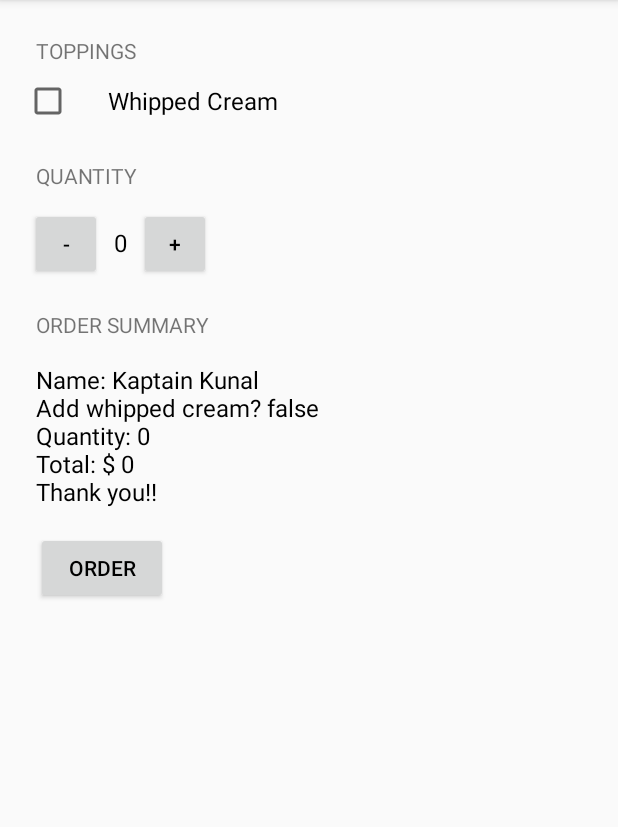
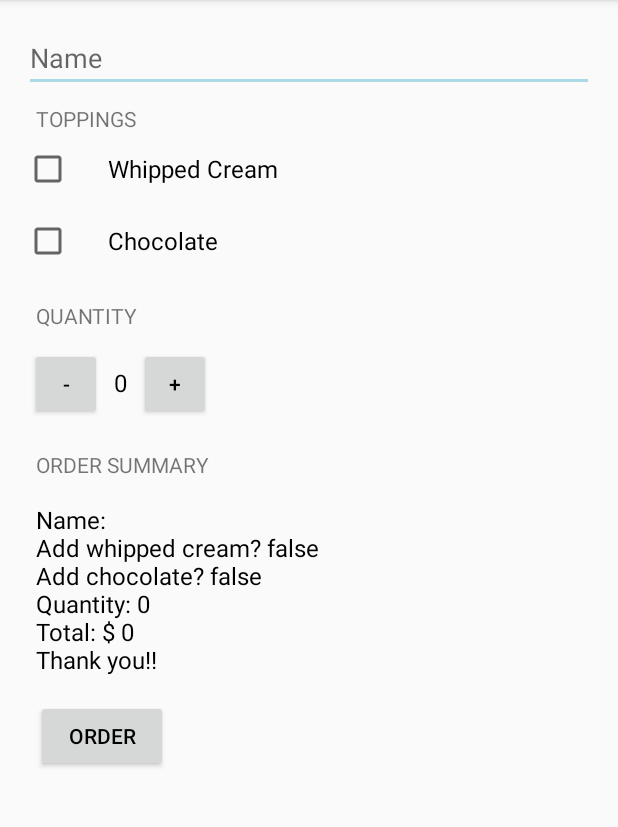
Before and after one commit to KKatus/Interactive2, an Android app: the screen it shows after launch (MainActivity), after a tap on "ORDER", on a phone screen of 412 x 824 dp, the part 84-911 px from its top. Run offline under Robolectric (Android 15) with nearby library versions, the phone set to English and light mode, and no system bars.

Commit message:
Added Editable Text view to Store a cutomers name

```diff
--- a/app/src/main/java/com/example/interactive2/MainActivity.java
+++ b/app/src/main/java/com/example/interactive2/MainActivity.java
@@ -3,8 +3,10 @@ package com.example.interactive2;
 import androidx.appcompat.app.AppCompatActivity;
 
 import android.os.Bundle;
+import android.text.Editable;
 import android.view.View;
 import android.widget.CheckBox;
+import android.widget.EditText;
 import android.widget.TextView;
 
 import java.text.NumberFormat;
@@ -30,14 +32,26 @@ public class MainActivity extends AppCompatActivity {
 
         int price = calculatePrice();
 
+        // Figure out if the user wants whipped cream topping
         CheckBox whippedCreamCheckBox = findViewById(R.id.whipped_cream_CheckBox);
-        boolean hasWhippedCream = whippedCreamCheckBox.isChecked();
-        if (hasWhippedCream == true) {  //If checkbox is checked
+        boolean addWhippedCream = whippedCreamCheckBox.isChecked();
+        if (addWhippedCream == true) {  //If checkbox is checked
             price += 2;                 //Price rises + 2
         }
 
+        // Figure out if the user wants chocolate topping
+        CheckBox hasChocolateCheckBox = findViewById(R.id.chocolate_checkbox);
+        boolean addChocolate = hasChocolateCheckBox.isChecked();
+        if (addChocolate == true){      //If checkbox is checked
+            price += 2;                 //Price rises + 2
+        }
 
-        String priceMessage = createOrderSummary(price, hasWhippedCream);
+        //Storing the Name of Customer
+        EditText nameEditText = findViewById(R.id.name_EditText);
+        Editable username = nameEditText.getText(); // Storing it in a Editable variable
+
+
+        String priceMessage = createOrderSummary(price, addWhippedCream, addChocolate, username);
         displayMessage(priceMessage);
         //calculatePrice(quantity, price2);
 
@@ -75,14 +89,18 @@ public class MainActivity extends AppCompatActivity {
     /**
      * Create summary of the order.
      *
-     * @param price of order
+     * @param username is a varaiable which contains the name of customer
+     * @param addWhippedCream is whether or not the user wants whipped cream topping
+     * @param addChocolate is whether or not the user wants chocolate topping
+     * @param price of the order
      * @return text summary
      */
 
 
-    private String createOrderSummary(int price, boolean hasWhippedCream) {
-        String priceMessage = "Name: Kaptain Kunal";
-        priceMessage += "\nAdd whipped cream? " + hasWhippedCream; // Added State of Boolean
+    private String createOrderSummary(int price, boolean addWhippedCream, boolean addChocolate, Editable username) {
+        String priceMessage = "Name: " + username;
+        priceMessage += "\nAdd whipped cream? " + addWhippedCream; // Added State of Boolean
+        priceMessage += "\nAdd chocolate? " + addChocolate;        // Added Choclate State
         priceMessage += "\nQuantity: " + quantity;
         priceMessage += "\nTotal: $ " + price;
         priceMessage += "\nThank you!!";
--- a/app/src/main/res/layout/activity_main.xml
+++ b/app/src/main/res/layout/activity_main.xml
@@ -1,15 +1,26 @@
 <?xml version="1.0" encoding="utf-8"?>
-<LinearLayout xmlns:android="http://schemas.android.com/apk/res/android"
+<ScrollView xmlns:android="http://schemas.android.com/apk/res/android"
     xmlns:app="http://schemas.android.com/apk/res-auto"
     xmlns:tools="http://schemas.android.com/tools"
     android:layout_width="match_parent"
     android:layout_height="match_parent"
-    android:orientation="vertical"
-    android:padding="16dp"
     tools:context=".MainActivity">
 
+    <LinearLayout
+        android:layout_width="match_parent"
+        android:layout_height="match_parent"
+        android:orientation="vertical"
+        android:padding="16dp">
 
-    <TextView
+
+        <EditText
+            android:id="@+id/name_EditText"
+            android:layout_width="match_parent"
+            android:layout_height="match_parent"
+            android:hint="Name"
+            android:inputType="textPersonName"/>
+
+        <TextView
         android:layout_width="wrap_content"
         android:layout_height="wrap_content"
         android:layout_margin="8dp"
@@ -24,8 +35,17 @@
         android:layout_height="wrap_content"
         android:text="Whipped Cream"
         android:paddingLeft="24dp"
-        android:layout_marginBottom="16sp"
+        android:layout_marginBottom="16dp"
         android:textSize="16sp" />
+
+        <CheckBox
+            android:id="@+id/chocolate_checkbox"
+            android:layout_width="wrap_content"
+            android:layout_height="wrap_content"
+            android:paddingLeft="24dp"
+            android:layout_marginBottom="16dp"
+            android:text="Chocolate"
+            android:textSize="16sp" />
 
 
 
@@ -102,3 +122,5 @@
         android:text="Order" />
 
 </LinearLayout>
+
+</ScrollView>
```
